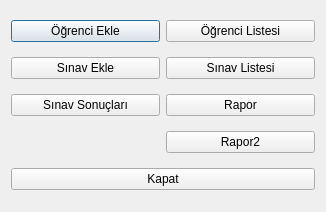
Old version of the form verigirisi.ui in the repository ekcdr/bahcesehirbitirme.
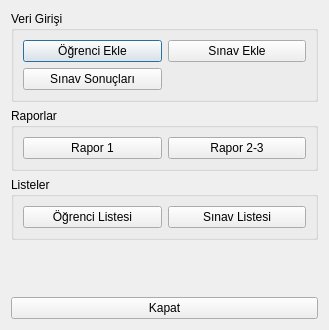
New version of the form.

Patch:
```diff
--- a/verigirisi.ui
+++ b/verigirisi.ui
@@ -6,13 +6,19 @@
    <rect>
     <x>0</x>
     <y>0</y>
-    <width>326</width>
-    <height>212</height>
+    <width>329</width>
+    <height>330</height>
    </rect>
   </property>
   <property name="windowTitle">
    <string>Dialog</string>
   </property>
+  <layout class="QGridLayout" name="gridLayout_3">
+   <item row="0" column="0">
+    <widget class="QGroupBox" name="groupBox">
+     <property name="title">
+      <string>Veri Girişi</string>
+     </property>
   <layout class="QGridLayout" name="gridLayout">
    <item row="0" column="0">
     <widget class="QPushButton" name="btnOgrenciEkle">
@@ -21,53 +27,90 @@
      </property>
     </widget>
    </item>
-   <item row="1" column="0">
+      <item row="2" column="0">
+       <widget class="QPushButton" name="btnSonuclariGir">
+        <property name="text">
+         <string>Sınav Sonuçları</string>
+        </property>
+       </widget>
+      </item>
+      <item row="0" column="1">
     <widget class="QPushButton" name="btnSinavEkle">
      <property name="text">
       <string>Sınav Ekle</string>
      </property>
     </widget>
    </item>
-   <item row="4" column="0" colspan="2">
+     </layout>
+    </widget>
+   </item>
+   <item row="1" column="0">
+    <widget class="QGroupBox" name="groupBox_2">
+     <property name="title">
+      <string>Raporlar</string>
+     </property>
+     <property name="checkable">
+      <bool>false</bool>
+     </property>
+     <layout class="QGridLayout" name="gridLayout_2">
+      <item row="0" column="0">
+       <widget class="QPushButton" name="btnRapor">
+        <property name="text">
+         <string>Rapor 1</string>
+        </property>
+       </widget>
+      </item>
+      <item row="0" column="1">
+       <widget class="QPushButton" name="btnRapor2">
+        <property name="text">
+         <string>Rapor 2-3</string>
+        </property>
+       </widget>
+      </item>
+     </layout>
+    </widget>
+   </item>
+   <item row="4" column="0">
     <widget class="QPushButton" name="btnKapat">
      <property name="text">
       <string>Kapat</string>
      </property>
     </widget>
    </item>
-   <item row="2" column="0">
-    <widget class="QPushButton" name="btnSonuclariGir">
-     <property name="text">
-      <string>Sınav Sonuçları</string>
+   <item row="3" column="0">
+    <spacer name="verticalSpacer">
+     <property name="orientation">
+      <enum>Qt::Vertical</enum>
      </property>
-    </widget>
+     <property name="sizeHint" stdset="0">
+      <size>
+       <width>20</width>
+       <height>40</height>
+      </size>
+     </property>
+    </spacer>
    </item>
-   <item row="0" column="1">
+   <item row="2" column="0">
+    <widget class="QGroupBox" name="groupBox_3">
+     <property name="title">
+      <string>Listeler</string>
+     </property>
+     <layout class="QGridLayout" name="gridLayout_4">
+      <item row="0" column="0">
     <widget class="QPushButton" name="btnOgrenciListe">
      <property name="text">
       <string>Öğrenci Listesi</string>
      </property>
     </widget>
    </item>
-   <item row="1" column="1">
+      <item row="0" column="1">
     <widget class="QPushButton" name="btnSinavListe">
      <property name="text">
       <string>Sınav Listesi</string>
      </property>
     </widget>
    </item>
-   <item row="2" column="1">
-    <widget class="QPushButton" name="btnRapor">
-     <property name="text">
-      <string>Rapor</string>
-     </property>
-    </widget>
-   </item>
-   <item row="3" column="1">
-    <widget class="QPushButton" name="btnKRapor">
-     <property name="text">
-      <string>Rapor2</string>
-     </property>
+     </layout>
     </widget>
    </item>
   </layout>
```
Lines whose indentation alone changed are shown as unchanged.
